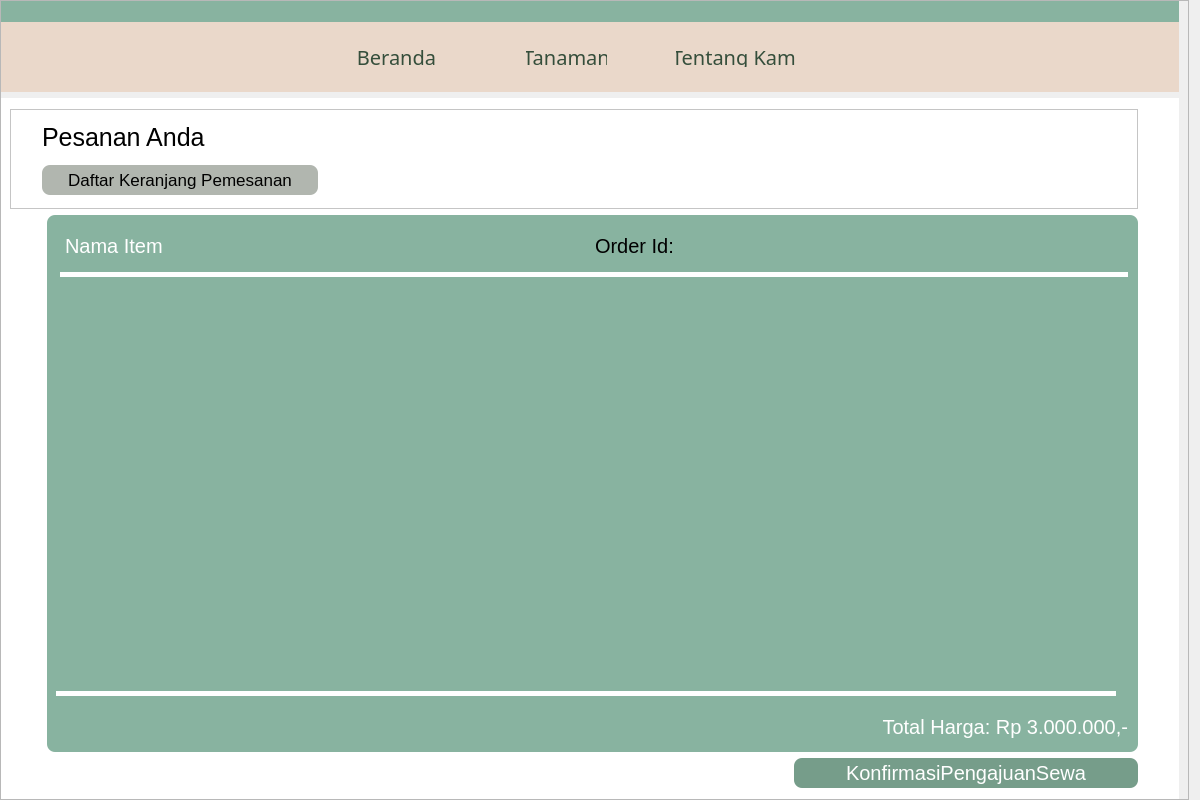
gagaspbahar/onlyplants, file Frontend/UI/checkout.ui: the form before one commit.
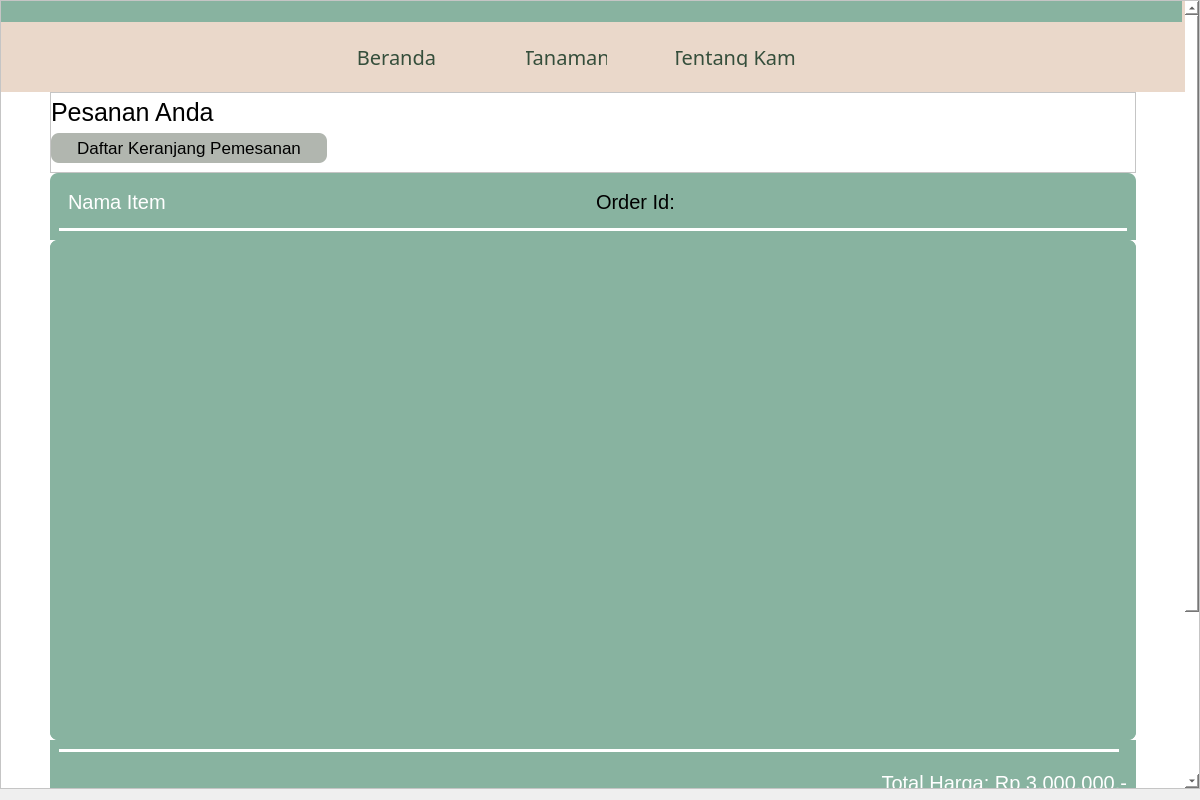
The form after the commit. Icons and pictures are not drawn.

Diff of the .ui file:
```diff
--- a/Frontend/UI/checkout.ui
+++ b/Frontend/UI/checkout.ui
@@ -25,20 +25,20 @@
   <property name="windowTitle">
    <string>Form</string>
   </property>
-  <layout class="QVBoxLayout" name="verticalLayout_2">
+  <layout class="QVBoxLayout" name="verticalLayout">
    <property name="leftMargin">
     <number>0</number>
    </property>
    <property name="topMargin">
     <number>0</number>
    </property>
-   <property name="bottomMargin">
+   <property name="rightMargin">
     <number>0</number>
    </property>
    <item>
     <widget class="QScrollArea" name="scrollArea">
      <property name="styleSheet">
-      <string notr="true"/>
+      <string notr="true">background: #FFFFFF;</string>
      </property>
      <property name="widgetResizable">
       <bool>true</bool>
@@ -48,21 +48,658 @@
        <rect>
         <x>0</x>
         <y>0</y>
-        <width>1189</width>
-        <height>798</height>
+        <width>1181</width>
+        <height>1009</height>
        </rect>
       </property>
-      <layout class="QVBoxLayout" name="verticalLayout">
+      <layout class="QGridLayout" name="gridLayout">
        <property name="leftMargin">
         <number>0</number>
        </property>
        <property name="topMargin">
         <number>0</number>
        </property>
+       <property name="rightMargin">
+        <number>0</number>
+       </property>
        <property name="bottomMargin">
         <number>0</number>
        </property>
-       <item>
+       <property name="verticalSpacing">
+        <number>0</number>
+       </property>
+       <item row="2" column="1">
+        <widget class="QWidget" name="widget" native="true">
+         <property name="maximumSize">
+          <size>
+           <width>16777215</width>
+           <height>75</height>
+          </size>
+         </property>
+         <property name="styleSheet">
+          <string notr="true">background: #88B3A0;
+border-top-left-radius: 8px ;
+border-top-right-radius: 8px ;</string>
+         </property>
+         <layout class="QVBoxLayout" name="verticalLayout_2">
+          <item>
+           <widget class="QWidget" name="namaKeranjang" native="true">
+            <property name="minimumSize">
+             <size>
+              <width>0</width>
+              <height>40</height>
+             </size>
+            </property>
+            <property name="maximumSize">
+             <size>
+              <width>16777215</width>
+              <height>40</height>
+             </size>
+            </property>
+            <layout class="QHBoxLayout" name="horizontalLayout_6">
+             <item>
+              <widget class="QLabel" name="namaItem">
+               <property name="styleSheet">
+                <string notr="true">/* Order ID : XXXXXXX */
+
+position: absolute;
+width: 151px;
+height: 24px;
+left: 1104px;
+top: 16px;
+
+font-family: 'Sansita';
+font-style: normal;
+font-weight: 400;
+font-size: 20px;
+line-height: 24px;
+/* identical to box height */
+
+color: #FFFFFF;
+
+</string>
+               </property>
+               <property name="text">
+                <string>Nama Item</string>
+               </property>
+              </widget>
+             </item>
+             <item>
+              <widget class="QLabel" name="orderId">
+               <property name="maximumSize">
+                <size>
+                 <width>1000</width>
+                 <height>16777215</height>
+                </size>
+               </property>
+               <property name="baseSize">
+                <size>
+                 <width>10000</width>
+                 <height>0</height>
+                </size>
+               </property>
+               <property name="styleSheet">
+                <string notr="true">/* Order ID : XXXXXXX */
+
+position: absolute;
+width: 151px;
+height: 24px;
+left: 1104px;
+top: 16px;
+
+font-family: 'Sansita';
+font-style: normal;
+font-weight: 400;
+font-size: 20px;
+line-height: 24px;
+/* identical to box height */
+
+color: #000000;
+
+</string>
+               </property>
+               <property name="text">
+                <string>Order Id: </string>
+               </property>
+              </widget>
+             </item>
+            </layout>
+           </widget>
+          </item>
+          <item>
+           <widget class="Line" name="line">
+            <property name="minimumSize">
+             <size>
+              <width>1068</width>
+              <height>0</height>
+             </size>
+            </property>
+            <property name="maximumSize">
+             <size>
+              <width>1068</width>
+              <height>5</height>
+             </size>
+            </property>
+            <property name="styleSheet">
+             <string notr="true">/* Line 1 */
+
+position: absolute;
+width: 1240px;
+height: 0px;
+left: 25px;
+top: 20px;
+background-color: rgb(255, 255, 255);
+</string>
+            </property>
+            <property name="orientation">
+             <enum>Qt::Horizontal</enum>
+            </property>
+           </widget>
+          </item>
+         </layout>
+        </widget>
+       </item>
+       <item row="5" column="1">
+        <widget class="QWidget" name="widget_9" native="true">
+         <property name="minimumSize">
+          <size>
+           <width>100</width>
+           <height>20</height>
+          </size>
+         </property>
+         <property name="maximumSize">
+          <size>
+           <width>16777215</width>
+           <height>20</height>
+          </size>
+         </property>
+        </widget>
+       </item>
+       <item row="7" column="1">
+        <widget class="QLabel" name="label_10">
+         <property name="minimumSize">
+          <size>
+           <width>275</width>
+           <height>30</height>
+          </size>
+         </property>
+         <property name="maximumSize">
+          <size>
+           <width>276</width>
+           <height>30</height>
+          </size>
+         </property>
+         <property name="layoutDirection">
+          <enum>Qt::LeftToRight</enum>
+         </property>
+         <property name="styleSheet">
+          <string notr="true">/* Rectangle 3 */
+
+position: absolute;
+width: 342px;
+height: 25px;
+left: 80px;
+top: 227px;
+
+background: #B1B6AF;
+border-radius: 8px;
+
+
+/* Daftar Keranjang Pemesanan */
+
+position: absolute;
+width: 236px;
+height: 24px;
+left: 144px;
+top: 228px;
+
+font-family: 'Sansita';
+font-style: normal;
+font-weight: 400;
+font-size: 17px;
+line-height: 24px;
+/* identical to box height */
+
+color: #000000;</string>
+         </property>
+         <property name="text">
+          <string>Pesanan yang Sedang Berlangsung</string>
+         </property>
+         <property name="scaledContents">
+          <bool>false</bool>
+         </property>
+         <property name="alignment">
+          <set>Qt::AlignCenter</set>
+         </property>
+        </widget>
+       </item>
+       <item row="2" column="2">
+        <spacer name="horizontalSpacer_2">
+         <property name="orientation">
+          <enum>Qt::Horizontal</enum>
+         </property>
+         <property name="sizeHint" stdset="0">
+          <size>
+           <width>35</width>
+           <height>20</height>
+          </size>
+         </property>
+        </spacer>
+       </item>
+       <item row="9" column="1">
+        <widget class="QFrame" name="Orders">
+         <property name="minimumSize">
+          <size>
+           <width>0</width>
+           <height>91</height>
+          </size>
+         </property>
+         <property name="maximumSize">
+          <size>
+           <width>16777215</width>
+           <height>91</height>
+          </size>
+         </property>
+         <property name="styleSheet">
+          <string notr="true">background-color: rgb(234, 216, 202);
+border-radius: 8px</string>
+         </property>
+         <property name="frameShape">
+          <enum>QFrame::StyledPanel</enum>
+         </property>
+         <property name="frameShadow">
+          <enum>QFrame::Raised</enum>
+         </property>
+         <layout class="QHBoxLayout" name="horizontalLayout_2">
+          <item>
+           <widget class="QLabel" name="label_12">
+            <property name="styleSheet">
+             <string notr="true">position: absolute;
+width: 236px;
+height: 24px;
+left: 144px;
+top: 228px;
+
+font-family: 'Sansita';
+font-style: normal;
+font-weight: 400;
+font-size: 17px;
+line-height: 24px;
+/* identical to box height */
+
+color: #000000;</string>
+            </property>
+            <property name="text">
+             <string>Order ID: XXXXX</string>
+            </property>
+           </widget>
+          </item>
+          <item>
+           <widget class="QLabel" name="label_11">
+            <property name="styleSheet">
+             <string notr="true">position: absolute;
+width: 236px;
+height: 24px;
+left: 144px;
+top: 228px;
+
+font-family: 'Sansita';
+font-style: normal;
+font-weight: Bold;
+font-size: 17px;
+line-height: 24px;
+/* identical to box height */
+
+color: #000000;</string>
+            </property>
+            <property name="text">
+             <string>Menunggu Konfirmasi Admin</string>
+            </property>
+           </widget>
+          </item>
+          <item>
+           <spacer name="verticalSpacer">
+            <property name="orientation">
+             <enum>Qt::Vertical</enum>
+            </property>
+            <property name="sizeHint" stdset="0">
+             <size>
+              <width>20</width>
+              <height>40</height>
+             </size>
+            </property>
+           </spacer>
+          </item>
+         </layout>
+        </widget>
+       </item>
+       <item row="2" column="0">
+        <spacer name="horizontalSpacer">
+         <property name="orientation">
+          <enum>Qt::Horizontal</enum>
+         </property>
+         <property name="sizeHint" stdset="0">
+          <size>
+           <width>36</width>
+           <height>20</height>
+          </size>
+         </property>
+        </spacer>
+       </item>
+       <item row="4" column="1">
+        <widget class="QWidget" name="widget_2" native="true">
+         <property name="maximumSize">
+          <size>
+           <width>16777215</width>
+           <height>70</height>
+          </size>
+         </property>
+         <property name="styleSheet">
+          <string notr="true">background: #88B3A0;
+border-bottom-left-radius: 8px ;
+border-bottom-right-radius: 8px ;</string>
+         </property>
+         <layout class="QVBoxLayout" name="verticalLayout_3">
+          <item>
+           <widget class="Line" name="line_2">
+            <property name="maximumSize">
+             <size>
+              <width>1060</width>
+              <height>5</height>
+             </size>
+            </property>
+            <property name="layoutDirection">
+             <enum>Qt::LeftToRight</enum>
+            </property>
+            <property name="styleSheet">
+             <string notr="true">/* Line 1 */
+
+position: absolute;
+width: 1240px;
+height: 0px;
+left: 25px;
+top: 20px;
+background-color: rgb(255, 255, 255);
+</string>
+            </property>
+            <property name="orientation">
+             <enum>Qt::Horizontal</enum>
+            </property>
+           </widget>
+          </item>
+          <item>
+           <widget class="QLabel" name="totalHarga">
+            <property name="minimumSize">
+             <size>
+              <width>0</width>
+              <height>50</height>
+             </size>
+            </property>
+            <property name="maximumSize">
+             <size>
+              <width>16777215</width>
+              <height>50</height>
+             </size>
+            </property>
+            <property name="layoutDirection">
+             <enum>Qt::RightToLeft</enum>
+            </property>
+            <property name="styleSheet">
+             <string notr="true">/* Order ID : XXXXXXX */
+
+position: absolute;
+width: 151px;
+height: 24px;
+left: 1104px;
+top: 16px;
+
+font-family: 'Sansita';
+font-style: normal;
+font-weight: 400;
+font-size: 20px;
+line-height: 24px;
+/* identical to box height */
+
+color: #FFFFFF;
+
+</string>
+            </property>
+            <property name="text">
+             <string>Total Harga: Rp 3.000.000,-</string>
+            </property>
+            <property name="alignment">
+             <set>Qt::AlignRight|Qt::AlignTrailing|Qt::AlignVCenter</set>
+            </property>
+           </widget>
+          </item>
+         </layout>
+        </widget>
+       </item>
+       <item row="6" column="1">
+        <widget class="QPushButton" name="konfirmasiPengajuan">
+         <property name="minimumSize">
+          <size>
+           <width>344</width>
+           <height>30</height>
+          </size>
+         </property>
+         <property name="maximumSize">
+          <size>
+           <width>344</width>
+           <height>30</height>
+          </size>
+         </property>
+         <property name="layoutDirection">
+          <enum>Qt::RightToLeft</enum>
+         </property>
+         <property name="styleSheet">
+          <string notr="true">/* Frame 4 */
+QPushButton {
+position: absolute;
+width: 351px;
+height: 45px;
+left: 1014px;
+top: 976px;
+
+background: #769D8A;
+border-radius: 8px;
+
+
+/* Konfirmasi Pengajuan Penyewaan */
+
+position: absolute;
+width: 273px;
+height: 24px;
+left: 39px;
+top: 11px;
+
+font-family: 'Sansita';
+font-style: normal;
+font-weight: 400;
+font-size: 20px;
+line-height: 24px;
+/* identical to box height */
+
+color: #FFFFFF;
+}
+
+QPushButton:hover {
+	color : black;
+}
+
+</string>
+         </property>
+         <property name="text">
+          <string>KonfirmasiPengajuanSewa</string>
+         </property>
+         <property name="default">
+          <bool>false</bool>
+         </property>
+        </widget>
+       </item>
+       <item row="3" column="1">
+        <widget class="QScrollArea" name="scrollArea_2">
+         <property name="minimumSize">
+          <size>
+           <width>0</width>
+           <height>500</height>
+          </size>
+         </property>
+         <property name="styleSheet">
+          <string notr="true">background: #88B3A0;
+border-radius: 8px;</string>
+         </property>
+         <property name="widgetResizable">
+          <bool>true</bool>
+         </property>
+         <widget class="QWidget" name="scrollAreaWidgetContents_2">
+          <property name="geometry">
+           <rect>
+            <x>0</x>
+            <y>0</y>
+            <width>1090</width>
+            <height>500</height>
+           </rect>
+          </property>
+          <layout class="QVBoxLayout" name="verticalLayout_6"/>
+         </widget>
+        </widget>
+       </item>
+       <item row="1" column="1">
+        <widget class="QFrame" name="frame">
+         <property name="maximumSize">
+          <size>
+           <width>16777215</width>
+           <height>100</height>
+          </size>
+         </property>
+         <property name="layoutDirection">
+          <enum>Qt::LeftToRight</enum>
+         </property>
+         <property name="frameShape">
+          <enum>QFrame::StyledPanel</enum>
+         </property>
+         <property name="frameShadow">
+          <enum>QFrame::Raised</enum>
+         </property>
+         <layout class="QVBoxLayout" name="verticalLayout_4">
+          <property name="leftMargin">
+           <number>0</number>
+          </property>
+          <property name="topMargin">
+           <number>5</number>
+          </property>
+          <item>
+           <widget class="QLabel" name="label">
+            <property name="maximumSize">
+             <size>
+              <width>16777215</width>
+              <height>40</height>
+             </size>
+            </property>
+            <property name="styleSheet">
+             <string notr="true">/* Pesanan Anda */
+
+position: absolute;
+width: 170px;
+height: 36px;
+left: 74px;
+top: 174px;
+
+font-family: 'Sansita';
+font-style: normal;
+font-weight: 400;
+font-size: 25px;
+line-height: 36px;
+/* identical to box height */
+
+color: #000000;
+
+</string>
+            </property>
+            <property name="text">
+             <string>Pesanan Anda</string>
+            </property>
+           </widget>
+          </item>
+          <item>
+           <widget class="QLabel" name="label_5">
+            <property name="minimumSize">
+             <size>
+              <width>275</width>
+              <height>30</height>
+             </size>
+            </property>
+            <property name="maximumSize">
+             <size>
+              <width>276</width>
+              <height>30</height>
+             </size>
+            </property>
+            <property name="layoutDirection">
+             <enum>Qt::LeftToRight</enum>
+            </property>
+            <property name="styleSheet">
+             <string notr="true">/* Rectangle 3 */
+
+position: absolute;
+width: 342px;
+height: 25px;
+left: 80px;
+top: 227px;
+
+background: #B1B6AF;
+border-radius: 8px;
+
+
+/* Daftar Keranjang Pemesanan */
+
+position: absolute;
+width: 236px;
+height: 24px;
+left: 144px;
+top: 228px;
+
+font-family: 'Sansita';
+font-style: normal;
+font-weight: 400;
+font-size: 17px;
+line-height: 24px;
+/* identical to box height */
+
+color: #000000;</string>
+            </property>
+            <property name="text">
+             <string>Daftar Keranjang Pemesanan</string>
+            </property>
+            <property name="scaledContents">
+             <bool>false</bool>
+            </property>
+            <property name="alignment">
+             <set>Qt::AlignCenter</set>
+            </property>
+           </widget>
+          </item>
+         </layout>
+        </widget>
+       </item>
+       <item row="8" column="1">
+        <widget class="QWidget" name="widget_10" native="true">
+         <property name="minimumSize">
+          <size>
+           <width>100</width>
+           <height>20</height>
+          </size>
+         </property>
+         <property name="maximumSize">
+          <size>
+           <width>16777215</width>
+           <height>20</height>
+          </size>
+         </property>
+        </widget>
+       </item>
+       <item row="0" column="0" colspan="3">
         <widget class="QFrame" name="navbar">
          <property name="minimumSize">
           <size>
@@ -222,7 +859,7 @@
            <enum>QFrame::Raised</enum>
           </property>
          </widget>
-         <widget class="QPushButton" name="searchButton_3">
+         <widget class="QPushButton" name="pushButton_17">
           <property name="geometry">
            <rect>
             <x>930</x>
@@ -244,12 +881,6 @@
            <iconset>
             <normaloff>../../img/Search.png</normaloff>../../img/Search.png</iconset>
           </property>
-          <property name="iconSize">
-           <size>
-            <width>31</width>
-            <height>31</height>
-           </size>
-          </property>
           <property name="autoDefault">
            <bool>true</bool>
           </property>
@@ -260,7 +891,7 @@
            <bool>true</bool>
           </property>
          </widget>
-         <widget class="QPushButton" name="userButton_3">
+         <widget class="QPushButton" name="pushButton_18">
           <property name="geometry">
            <rect>
             <x>980</x>
@@ -278,18 +909,18 @@
           </property>
           <property name="iconSize">
            <size>
-            <width>31</width>
-            <height>41</height>
+            <width>30</width>
+            <height>30</height>
            </size>
           </property>
           <property name="flat">
            <bool>true</bool>
           </property>
          </widget>
-         <widget class="QLabel" name="notification_4">
+         <widget class="QPushButton" name="pushButton_19">
           <property name="geometry">
            <rect>
-            <x>1030</x>
+            <x>1031</x>
             <y>40</y>
             <width>31</width>
             <height>31</height>
@@ -298,20 +929,30 @@
           <property name="text">
            <string/>
           </property>
-          <property name="pixmap">
-           <pixmap>../../img/Doorbell.png</pixmap>
+          <property name="icon">
+           <iconset>
+            <normaloff>../../img/Doorbell.png</normaloff>../../img/Doorbell.png</iconset>
           </property>
-          <property name="scaledContents">
+          <property name="iconSize">
+           <size>
+            <width>30</width>
+            <height>30</height>
+           </size>
+          </property>
+          <property name="autoDefault">
+           <bool>true</bool>
+          </property>
+          <property name="flat">
            <bool>true</bool>
           </property>
          </widget>
-         <widget class="QPushButton" name="cartButton_3">
+         <widget class="QPushButton" name="pushButton_20">
           <property name="geometry">
            <rect>
             <x>1080</x>
-            <y>30</y>
+            <y>40</y>
             <width>31</width>
-            <height>51</height>
+            <height>31</height>
            </rect>
           </property>
           <property name="text">
@@ -319,13 +960,12 @@
           </property>
           <property name="icon">
            <iconset>
-            <normaloff>../../img/Shopping Cart.png</normaloff>
-            <normalon>../../img/Shopping Cart.png</normalon>../../img/Shopping Cart.png</iconset>
+            <normaloff>../../img/Shopping Cart.png</normaloff>../../img/Shopping Cart.png</iconset>
           </property>
           <property name="iconSize">
            <size>
-            <width>31</width>
-            <height>51</height>
+            <width>40</width>
+            <height>40</height>
            </size>
           </property>
           <property name="autoExclusive">
@@ -340,459 +980,6 @@
          </widget>
         </widget>
        </item>
-       <item>
-        <widget class="QWidget" name="resizeParent" native="true">
-         <property name="minimumSize">
-          <size>
-           <width>0</width>
-           <height>700</height>
-          </size>
-         </property>
-         <property name="autoFillBackground">
-          <bool>false</bool>
-         </property>
-         <property name="styleSheet">
-          <string notr="true">background:#FFFFFF;</string>
-         </property>
-         <layout class="QVBoxLayout" name="verticalLayout_3">
-          <property name="topMargin">
-           <number>11</number>
-          </property>
-          <property name="rightMargin">
-           <number>41</number>
-          </property>
-          <property name="bottomMargin">
-           <number>11</number>
-          </property>
-          <item>
-           <widget class="QFrame" name="frame">
-            <property name="maximumSize">
-             <size>
-              <width>16777215</width>
-              <height>100</height>
-             </size>
-            </property>
-            <property name="layoutDirection">
-             <enum>Qt::LeftToRight</enum>
-            </property>
-            <property name="frameShape">
-             <enum>QFrame::StyledPanel</enum>
-            </property>
-            <property name="frameShadow">
-             <enum>QFrame::Raised</enum>
-            </property>
-            <layout class="QVBoxLayout" name="verticalLayout_4">
-             <property name="leftMargin">
-              <number>31</number>
-             </property>
-             <property name="topMargin">
-              <number>5</number>
-             </property>
-             <item>
-              <widget class="QLabel" name="label">
-               <property name="maximumSize">
-                <size>
-                 <width>16777215</width>
-                 <height>40</height>
-                </size>
-               </property>
-               <property name="styleSheet">
-                <string notr="true">/* Pesanan Anda */
-
-position: absolute;
-width: 170px;
-height: 36px;
-left: 74px;
-top: 174px;
-
-font-family: 'Sansita';
-font-style: normal;
-font-weight: 400;
-font-size: 25px;
-line-height: 36px;
-/* identical to box height */
-
-color: #000000;
-
-</string>
-               </property>
-               <property name="text">
-                <string>Pesanan Anda</string>
-               </property>
-              </widget>
-             </item>
-             <item>
-              <widget class="QLabel" name="label_5">
-               <property name="minimumSize">
-                <size>
-                 <width>275</width>
-                 <height>30</height>
-                </size>
-               </property>
-               <property name="maximumSize">
-                <size>
-                 <width>276</width>
-                 <height>30</height>
-                </size>
-               </property>
-               <property name="layoutDirection">
-                <enum>Qt::LeftToRight</enum>
-               </property>
-               <property name="styleSheet">
-                <string notr="true">/* Rectangle 3 */
-
-position: absolute;
-width: 342px;
-height: 25px;
-left: 80px;
-top: 227px;
-
-background: #B1B6AF;
-border-radius: 8px;
-
-
-/* Daftar Keranjang Pemesanan */
-
-position: absolute;
-width: 236px;
-height: 24px;
-left: 144px;
-top: 228px;
-
-font-family: 'Sansita';
-font-style: normal;
-font-weight: 400;
-font-size: 17px;
-line-height: 24px;
-/* identical to box height */
-
-color: #000000;</string>
-               </property>
-               <property name="text">
-                <string>Daftar Keranjang Pemesanan</string>
-               </property>
-               <property name="scaledContents">
-                <bool>false</bool>
-               </property>
-               <property name="alignment">
-                <set>Qt::AlignCenter</set>
-               </property>
-              </widget>
-             </item>
-            </layout>
-           </widget>
-          </item>
-          <item>
-           <widget class="QFrame" name="frame_7">
-            <property name="minimumSize">
-             <size>
-              <width>100</width>
-              <height>100</height>
-             </size>
-            </property>
-            <property name="maximumSize">
-             <size>
-              <width>1091</width>
-              <height>16777215</height>
-             </size>
-            </property>
-            <property name="layoutDirection">
-             <enum>Qt::RightToLeft</enum>
-            </property>
-            <property name="styleSheet">
-             <string notr="true">/* Frame 4 */
-
-position: absolute;
-width: 1291px;
-height: 673px;
-left: 74px;
-top: 269px;
-
-background: #88B3A0;
-border-radius: 8px;
-
-
-</string>
-            </property>
-            <property name="frameShape">
-             <enum>QFrame::StyledPanel</enum>
-            </property>
-            <property name="frameShadow">
-             <enum>QFrame::Raised</enum>
-            </property>
-            <layout class="QVBoxLayout" name="verticalLayout_13">
-             <property name="topMargin">
-              <number>11</number>
-             </property>
-             <property name="rightMargin">
-              <number>10</number>
-             </property>
-             <property name="bottomMargin">
-              <number>0</number>
-             </property>
-             <item>
-              <widget class="QWidget" name="namaKeranjang" native="true">
-               <property name="minimumSize">
-                <size>
-                 <width>0</width>
-                 <height>40</height>
-                </size>
-               </property>
-               <property name="maximumSize">
-                <size>
-                 <width>16777215</width>
-                 <height>40</height>
-                </size>
-               </property>
-               <layout class="QHBoxLayout" name="horizontalLayout_6">
-                <item>
-                 <widget class="QLabel" name="orderId">
-                  <property name="maximumSize">
-                   <size>
-                    <width>1000</width>
-                    <height>16777215</height>
-                   </size>
-                  </property>
-                  <property name="baseSize">
-                   <size>
-                    <width>10000</width>
-                    <height>0</height>
-                   </size>
-                  </property>
-                  <property name="styleSheet">
-                   <string notr="true">/* Order ID : XXXXXXX */
-
-position: absolute;
-width: 151px;
-height: 24px;
-left: 1104px;
-top: 16px;
-
-font-family: 'Sansita';
-font-style: normal;
-font-weight: 400;
-font-size: 20px;
-line-height: 24px;
-/* identical to box height */
-
-color: #000000;
-
-</string>
-                  </property>
-                  <property name="text">
-                   <string>Order Id: </string>
-                  </property>
-                 </widget>
-                </item>
-                <item>
-                 <widget class="QLabel" name="namaItem">
-                  <property name="styleSheet">
-                   <string notr="true">/* Order ID : XXXXXXX */
-
-position: absolute;
-width: 151px;
-height: 24px;
-left: 1104px;
-top: 16px;
-
-font-family: 'Sansita';
-font-style: normal;
-font-weight: 400;
-font-size: 20px;
-line-height: 24px;
-/* identical to box height */
-
-color: #FFFFFF;
-
-</string>
-                  </property>
-                  <property name="text">
-                   <string>Nama Item</string>
-                  </property>
-                 </widget>
-                </item>
-               </layout>
-              </widget>
-             </item>
-             <item>
-              <widget class="Line" name="line">
-               <property name="minimumSize">
-                <size>
-                 <width>1068</width>
-                 <height>0</height>
-                </size>
-               </property>
-               <property name="maximumSize">
-                <size>
-                 <width>1068</width>
-                 <height>5</height>
-                </size>
-               </property>
-               <property name="styleSheet">
-                <string notr="true">/* Line 1 */
-
-position: absolute;
-width: 1240px;
-height: 0px;
-left: 25px;
-top: 20px;
-background-color: rgb(255, 255, 255);
-</string>
-               </property>
-               <property name="orientation">
-                <enum>Qt::Horizontal</enum>
-               </property>
-              </widget>
-             </item>
-             <item>
-              <widget class="QWidget" name="widget" native="true">
-               <layout class="QVBoxLayout" name="verticalLayout_5">
-                <item>
-                 <layout class="QVBoxLayout" name="itemsKeranjang"/>
-                </item>
-               </layout>
-              </widget>
-             </item>
-             <item>
-              <widget class="Line" name="line_2">
-               <property name="maximumSize">
-                <size>
-                 <width>1060</width>
-                 <height>5</height>
-                </size>
-               </property>
-               <property name="layoutDirection">
-                <enum>Qt::LeftToRight</enum>
-               </property>
-               <property name="styleSheet">
-                <string notr="true">/* Line 1 */
-
-position: absolute;
-width: 1240px;
-height: 0px;
-left: 25px;
-top: 20px;
-background-color: rgb(255, 255, 255);
-</string>
-               </property>
-               <property name="orientation">
-                <enum>Qt::Horizontal</enum>
-               </property>
-              </widget>
-             </item>
-             <item>
-              <widget class="QLabel" name="totalHarga">
-               <property name="minimumSize">
-                <size>
-                 <width>0</width>
-                 <height>50</height>
-                </size>
-               </property>
-               <property name="maximumSize">
-                <size>
-                 <width>16777215</width>
-                 <height>50</height>
-                </size>
-               </property>
-               <property name="layoutDirection">
-                <enum>Qt::RightToLeft</enum>
-               </property>
-               <property name="styleSheet">
-                <string notr="true">/* Order ID : XXXXXXX */
-
-position: absolute;
-width: 151px;
-height: 24px;
-left: 1104px;
-top: 16px;
-
-font-family: 'Sansita';
-font-style: normal;
-font-weight: 400;
-font-size: 20px;
-line-height: 24px;
-/* identical to box height */
-
-color: #FFFFFF;
-
-</string>
-               </property>
-               <property name="text">
-                <string>Total Harga: Rp 3.000.000,-</string>
-               </property>
-               <property name="alignment">
-                <set>Qt::AlignRight|Qt::AlignTrailing|Qt::AlignVCenter</set>
-               </property>
-              </widget>
-             </item>
-            </layout>
-           </widget>
-          </item>
-          <item>
-           <widget class="QPushButton" name="konfirmasiPengajuan">
-            <property name="minimumSize">
-             <size>
-              <width>344</width>
-              <height>30</height>
-             </size>
-            </property>
-            <property name="maximumSize">
-             <size>
-              <width>344</width>
-              <height>30</height>
-             </size>
-            </property>
-            <property name="layoutDirection">
-             <enum>Qt::RightToLeft</enum>
-            </property>
-            <property name="styleSheet">
-             <string notr="true">/* Frame 4 */
-QPushButton {
-position: absolute;
-width: 351px;
-height: 45px;
-left: 1014px;
-top: 976px;
-
-background: #769D8A;
-border-radius: 8px;
-
-
-/* Konfirmasi Pengajuan Penyewaan */
-
-position: absolute;
-width: 273px;
-height: 24px;
-left: 39px;
-top: 11px;
-
-font-family: 'Sansita';
-font-style: normal;
-font-weight: 400;
-font-size: 20px;
-line-height: 24px;
-/* identical to box height */
-
-color: #FFFFFF;
-}
-
-QPushButton:hover {
-	color : black;
-}
-
-</string>
-            </property>
-            <property name="text">
-             <string>KonfirmasiPengajuanSewa</string>
-            </property>
-            <property name="default">
-             <bool>false</bool>
-            </property>
-           </widget>
-          </item>
-         </layout>
-        </widget>
-       </item>
       </layout>
      </widget>
     </widget>
```
